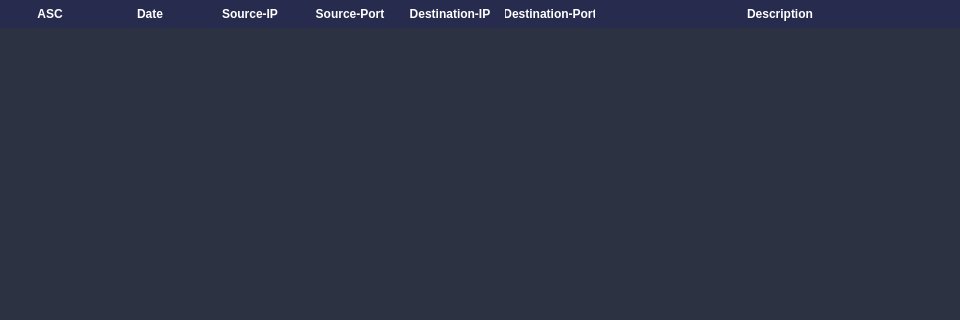
First picture: the form in components/page3/page3.ui, repository TF-LAVENDER/Lavender, before the edit; both pictures show x 0 to 960 and y 0 to 320 of the 960 by 500 pixel window.
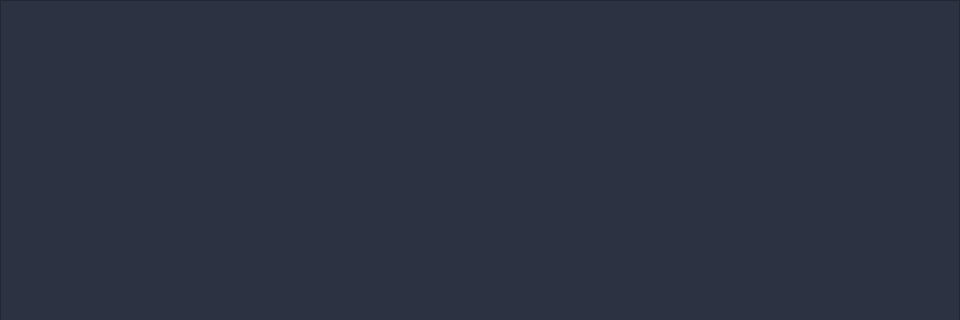
Second picture: the form after the edit.

Commit message: feat : page3-table

```diff
--- a/components/page3/page3.ui
+++ b/components/page3/page3.ui
@@ -33,7 +33,7 @@
     <number>0</number>
    </property>
    <item>
-    <widget class="QTableWidget" name="tableWidget">
+    <widget class="QTableView" name="logsTableView">
      <property name="styleSheet">
       <string notr="true">QTableWidget {
     gridline-color: rgb(50, 55, 100);
@@ -64,47 +64,6 @@
      <property name="selectionBehavior">
       <enum>QAbstractItemView::SelectionBehavior::SelectRows</enum>
      </property>
-     <attribute name="horizontalHeaderStretchLastSection">
-      <bool>true</bool>
-     </attribute>
-     <attribute name="verticalHeaderVisible">
-      <bool>false</bool>
-     </attribute>
-     <column>
-      <property name="text">
-       <string>ASC</string>
-      </property>
-     </column>
-     <column>
-      <property name="text">
-       <string>Date</string>
-      </property>
-     </column>
-     <column>
-      <property name="text">
-       <string>Source-IP</string>
-      </property>
-     </column>
-     <column>
-      <property name="text">
-       <string>Source-Port</string>
-      </property>
-     </column>
-     <column>
-      <property name="text">
-       <string>Destination-IP</string>
-      </property>
-     </column>
-     <column>
-      <property name="text">
-       <string>Destination-Port</string>
-      </property>
-     </column>
-     <column>
-      <property name="text">
-       <string>Description</string>
-      </property>
-     </column>
     </widget>
    </item>
   </layout>
```
The commit also changes 4 other files.
